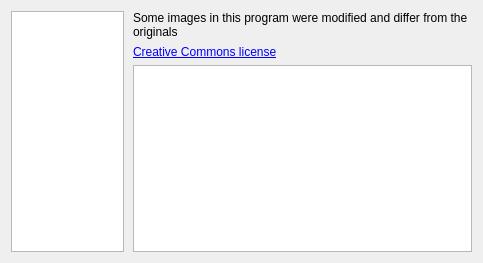
The window that src/desktop/fb_aboutdialog.ui (nextgis/formbuilder) describes before a commit, drawn with Qt 5.
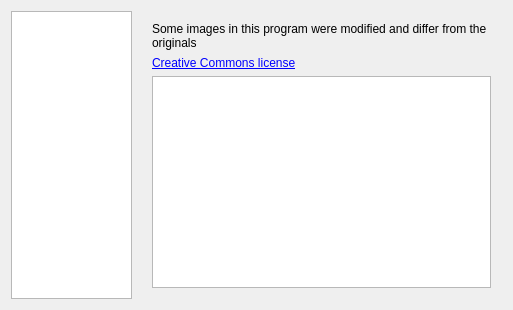
The same window after the commit. The open tabs and pages were chosen to show the change.

Diff of the .ui file:
```diff
--- a/src/desktop/fb_aboutdialog.ui
+++ b/src/desktop/fb_aboutdialog.ui
@@ -9,8 +9,8 @@
    <rect>
     <x>0</x>
     <y>0</y>
-    <width>483</width>
-    <height>263</height>
+    <width>513</width>
+    <height>310</height>
    </rect>
   </property>
   <property name="windowTitle">
@@ -44,10 +44,7 @@
      <property name="currentIndex">
       <number>0</number>
      </property>
-     <widget class="QWidget" name="page_acc">
-      <layout class="QVBoxLayout" name="verticalLayout"/>
-     </widget>
-     <widget class="QWidget" name="page_cc">
+     <widget class="QWidget" name="page_fb">
       <layout class="QVBoxLayout" name="verticalLayout_3">
        <property name="leftMargin">
         <number>0</number>
@@ -62,40 +59,6 @@
         <number>0</number>
        </property>
        <item>
-        <widget class="QLabel" name="lab_cc">
-         <property name="text">
-          <string>Some images in this program were modified and differ from the originals</string>
-         </property>
-         <property name="wordWrap">
-          <bool>true</bool>
-         </property>
-        </widget>
-       </item>
-       <item>
-        <widget class="QLabel" name="lab_cc_link">
-         <property name="text">
-          <string>&lt;a href=&quot;http://creativecommons.org/licenses/by/3.0/us/legalcode&quot;&gt;Creative Commons license&lt;/a&gt;</string>
-         </property>
-         <property name="openExternalLinks">
-          <bool>true</bool>
-         </property>
-         <property name="textInteractionFlags">
-          <set>Qt::TextBrowserInteraction</set>
-         </property>
-        </widget>
-       </item>
-       <item>
-        <widget class="QPlainTextEdit" name="tedit_cc">
-         <property name="readOnly">
-          <bool>true</bool>
-         </property>
-        </widget>
-       </item>
-      </layout>
-     </widget>
-     <widget class="QWidget" name="page_fb">
-      <layout class="QVBoxLayout" name="verticalLayout_2">
-       <item>
         <layout class="QGridLayout" name="gridLayout">
          <item row="1" column="0">
           <widget class="QLabel" name="lab_offpage_cap">
@@ -160,18 +123,39 @@
          </item>
         </layout>
        </item>
+      </layout>
+     </widget>
+     <widget class="QWidget" name="page_cc">
+      <layout class="QVBoxLayout" name="verticalLayout_2">
        <item>
-        <spacer name="verticalSpacer">
-         <property name="orientation">
-          <enum>Qt::Vertical</enum>
+        <widget class="QLabel" name="lab_cc">
+         <property name="text">
+          <string>Some images in this program were modified and differ from the originals</string>
          </property>
-         <property name="sizeHint" stdset="0">
-          <size>
-           <width>20</width>
-           <height>40</height>
-          </size>
+         <property name="wordWrap">
+          <bool>true</bool>
          </property>
-        </spacer>
+        </widget>
+       </item>
+       <item>
+        <widget class="QLabel" name="lab_cc_link">
+         <property name="text">
+          <string>&lt;a href=&quot;http://creativecommons.org/licenses/by/3.0/us/legalcode&quot;&gt;Creative Commons license&lt;/a&gt;</string>
+         </property>
+         <property name="openExternalLinks">
+          <bool>true</bool>
+         </property>
+         <property name="textInteractionFlags">
+          <set>Qt::TextBrowserInteraction</set>
+         </property>
+        </widget>
+       </item>
+       <item>
+        <widget class="QPlainTextEdit" name="tedit_cc">
+         <property name="readOnly">
+          <bool>true</bool>
+         </property>
+        </widget>
        </item>
       </layout>
      </widget>
```
Left out of the diff: 65 changed lines with no effect on the pictures.
